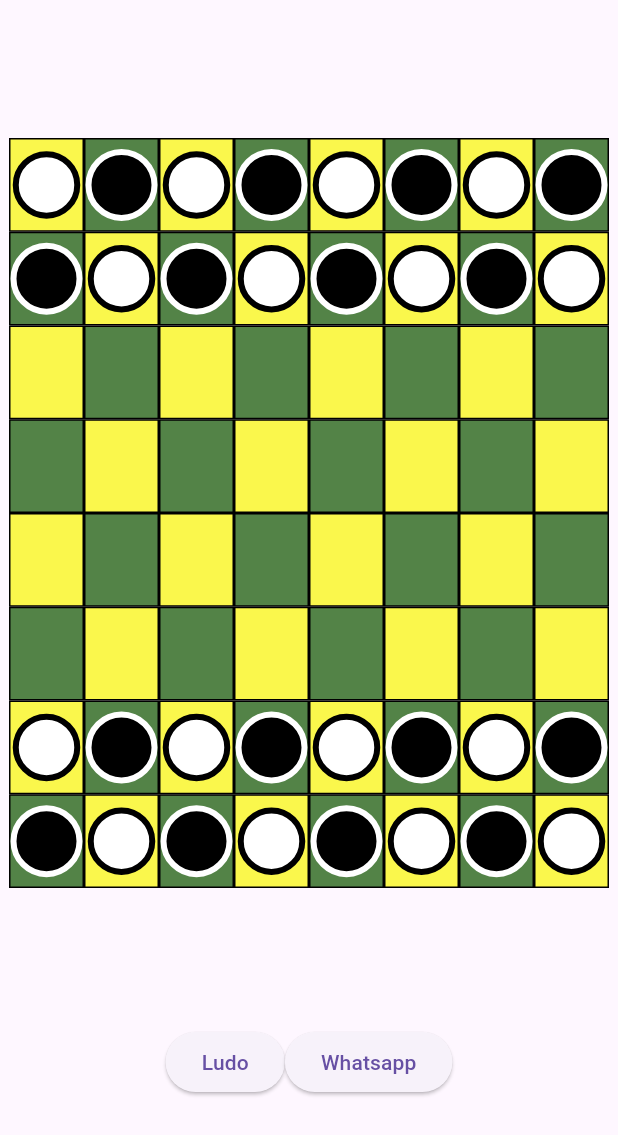
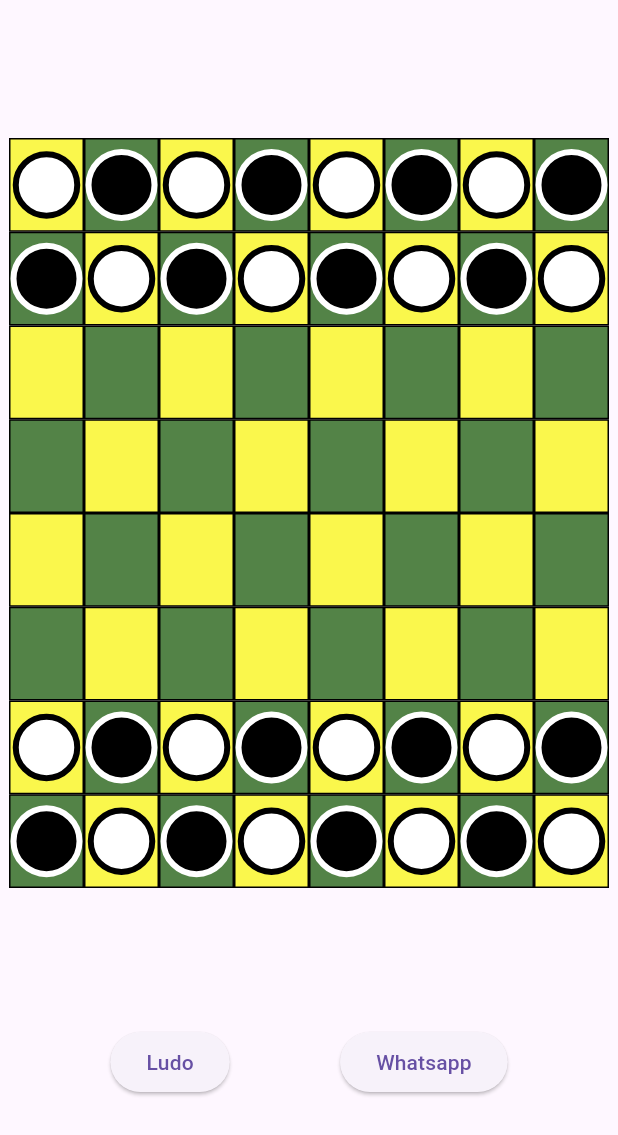
Before and after one commit to Rao-Umair-Ali/ecommerceapp, a Flutter app: the screen it shows after launch, on a phone screen of 412 x 824 dp. Shown: the top 1135 px of the screen. Run offline on Flutter 3.47's test engine with Material 3 defaults, Android fonts, the phone set to English and light mode, and no system bars.

Commit message:
button add

```diff
--- a/lib/chess/screen/chess.dart
+++ b/lib/chess/screen/chess.dart
@@ -118,7 +118,8 @@ class ChessPage extends StatelessWidget {
                   ],
                 )),
             Row(
-              mainAxisAlignment: MainAxisAlignment.center,
+              mainAxisAlignment: MainAxisAlignment.spaceEvenly,
+              crossAxisAlignment: CrossAxisAlignment.center,
               children: [
                 ElevatedButton(onPressed: () {}, child: Text("Ludo")),
                 ElevatedButton(onPressed: () {}, child: Text("Whatsapp")),
```
